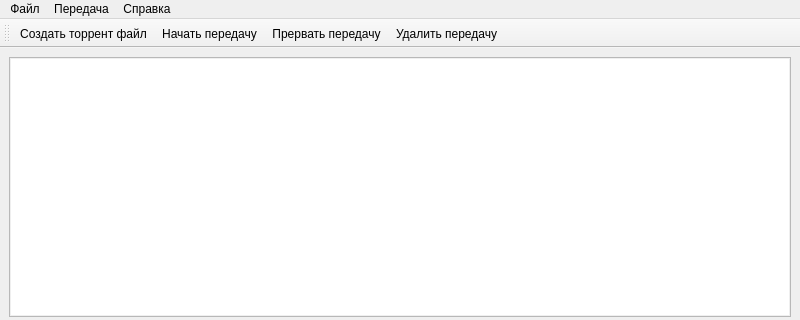
Qt form frontend/forms/main_form.ui (derElektrobesen/networks-2013) before a commit; both pictures show x 0 to 800 and y 0 to 320 of the 800 by 600 pixel window.
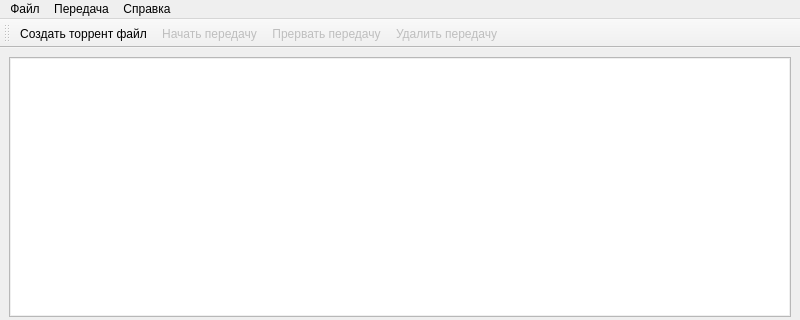
The same form after that commit. Icons and pictures are not drawn.

Patch:
```diff
--- a/frontend/forms/main_form.ui
+++ b/frontend/forms/main_form.ui
@@ -321,6 +321,9 @@
    </property>
   </action>
   <action name="actionStart_transmission">
+   <property name="enabled">
+    <bool>false</bool>
+   </property>
    <property name="icon">
     <iconset>
      <normaloff>../images/Start-icon.png</normaloff>../images/Start-icon.png</iconset>
@@ -333,6 +336,9 @@
    </property>
   </action>
   <action name="actionStop_transmission">
+   <property name="enabled">
+    <bool>false</bool>
+   </property>
    <property name="icon">
     <iconset>
      <normaloff>../images/Stop-icon.png</normaloff>../images/Stop-icon.png</iconset>
@@ -345,6 +351,9 @@
    </property>
   </action>
   <action name="actionRemove_transmission">
+   <property name="enabled">
+    <bool>false</bool>
+   </property>
    <property name="icon">
     <iconset>
      <normaloff>../images/Remove-icon.png</normaloff>../images/Remove-icon.png</iconset>
```
Left out of the diff: 6 changed lines with no effect on the pictures.
